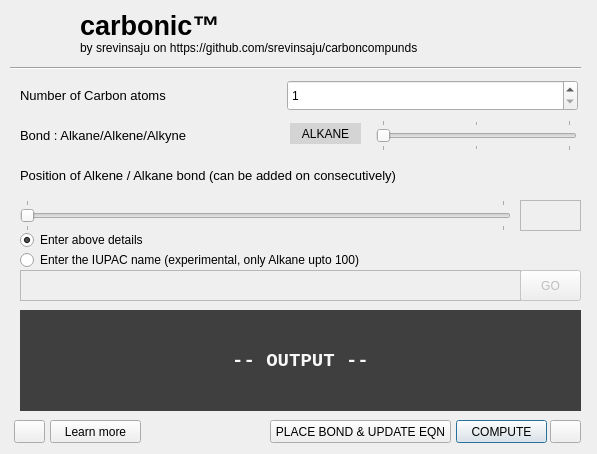
This is ui.ui in srevinsaju/carbonic as Qt 5 draws it before an edit. The edited form follows.
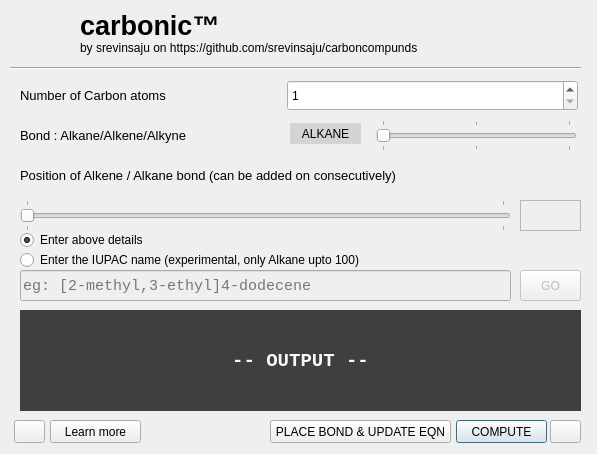
This is the edited form. Icons and pictures are not drawn.

Patch:
```diff
--- a/ui.ui
+++ b/ui.ui
@@ -405,36 +405,6 @@
     <string>Enter the IUPAC name (experimental, only Alkane upto 100)</string>
    </property>
   </widget>
-  <widget class="QTextEdit" name="textEdit">
-   <property name="enabled">
-    <bool>false</bool>
-   </property>
-   <property name="geometry">
-    <rect>
-     <x>20</x>
-     <y>270</y>
-     <width>501</width>
-     <height>31</height>
-    </rect>
-   </property>
-   <property name="font">
-    <font>
-     <family>Courier New</family>
-     <pointsize>10</pointsize>
-     <weight>75</weight>
-     <bold>true</bold>
-    </font>
-   </property>
-   <property name="toolTip">
-    <string>Enter the carbon IUPAC name. use 2-pentene for double bond on second carbon atom. Use [2-methyl, 3-ethyl]pentane for methyl group on second atom and ethyl group on third carbon atom respectively.</string>
-   </property>
-   <property name="toolTipDuration">
-    <number>2</number>
-   </property>
-   <property name="placeholderText">
-    <string extracomment="eg: heptane"/>
-   </property>
-  </widget>
   <widget class="QPushButton" name="pushButton_4">
    <property name="enabled">
     <bool>false</bool>
@@ -610,8 +580,40 @@
     <string>Learn more</string>
    </property>
    <property name="icon">
-    <iconset>
-     <normaloff>images/github.logo.svg</normaloff>images/github.logo.svg</iconset>
+    <iconset resource="res/res.qrc">
+     <normaloff>:/res/github.logo.svg</normaloff>:/res/github.logo.svg</iconset>
+   </property>
+  </widget>
+  <widget class="QLineEdit" name="textEdit">
+   <property name="enabled">
+    <bool>false</bool>
+   </property>
+   <property name="geometry">
+    <rect>
+     <x>20</x>
+     <y>270</y>
+     <width>491</width>
+     <height>31</height>
+    </rect>
+   </property>
+   <property name="font">
+    <font>
+     <family>Courier New</family>
+     <pointsize>11</pointsize>
+    </font>
+   </property>
+   <property name="styleSheet">
+    <string notr="true">border-color: rgb(255, 255, 255);
+gridline-color: rgb(255, 255, 255);</string>
+   </property>
+   <property name="placeholderText">
+    <string>eg: [2-methyl,3-ethyl]4-dodecene</string>
+   </property>
+   <property name="cursorMoveStyle">
+    <enum>Qt::VisualMoveStyle</enum>
+   </property>
+   <property name="clearButtonEnabled">
+    <bool>true</bool>
    </property>
   </widget>
  </widget>
```
Left out of the diff: 26 changed lines with no effect on the pictures.
